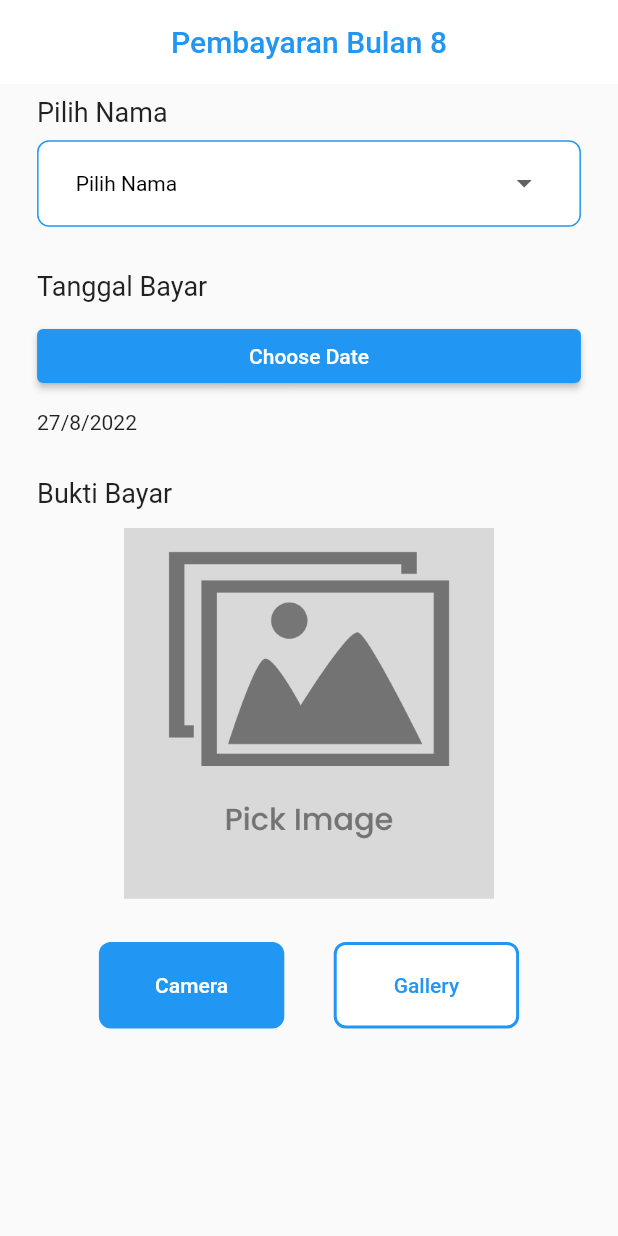
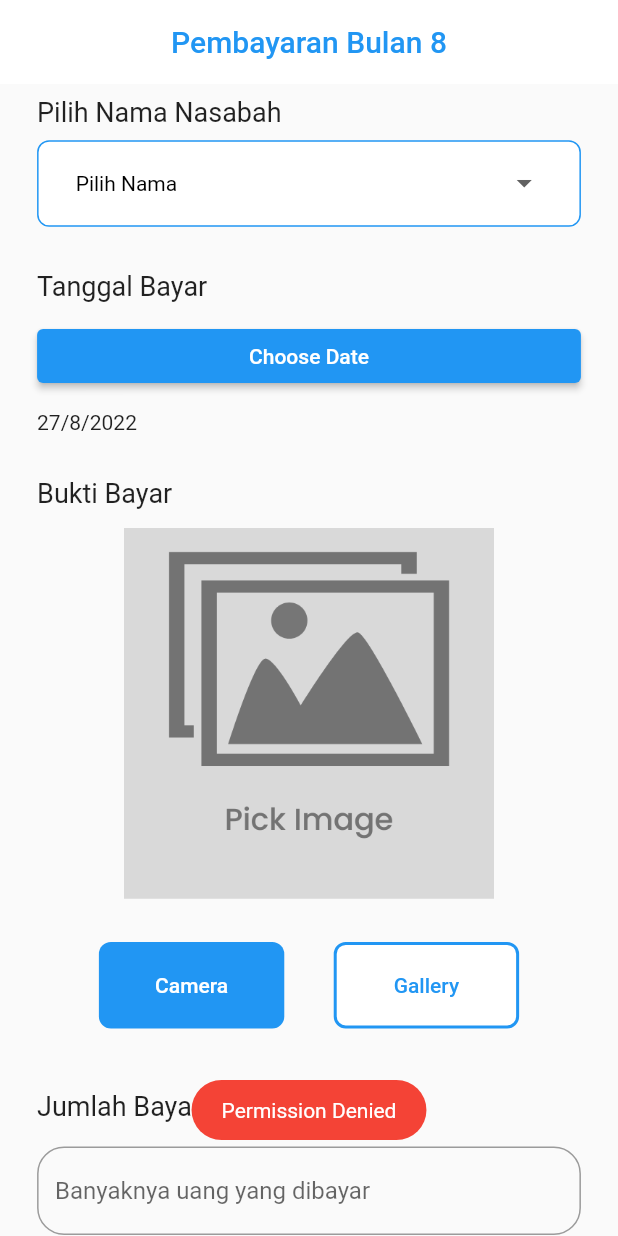
Before and after one commit to Madeean/MadeeKan, a Flutter app: the AddPembayaran screen opened directly, after a tap on "Camera", on a phone screen of 412 x 824 dp. Run offline on Flutter 3.47's test engine with Material 2 defaults, Android fonts, the phone set to English and light mode, and no system bars; our stand-ins replace bloc, equatable, flutter_bloc, fluttertoast, image_picker, permission_handler.

Commit message:
ui bayar

```diff
--- a/lib/Home/add_pembayaran.dart
+++ b/lib/Home/add_pembayaran.dart
@@ -3,7 +3,12 @@ import 'dart:io';
 import 'dart:async';
 
 import 'package:flutter/material.dart';
+import 'package:fluttertoast/fluttertoast.dart';
 import 'package:image_picker/image_picker.dart';
+import 'package:madee_kan/Widgets/loading_button.dart';
+import 'package:permission_handler/permission_handler.dart';
+
+import 'home_page.dart';
 
 class AddPembayaran extends StatefulWidget {
   const AddPembayaran({Key? key}) : super(key: key);
@@ -16,6 +21,8 @@ class _AddPembayaranState extends State<AddPembayaran> {
   DateTime selectedDate = DateTime.now();
   TimeOfDay startTime = TimeOfDay.now();
   TimeOfDay endTime = TimeOfDay.now();
+
+  bool isLoading = false;
 
   String? _currentName;
 
@@ -51,6 +58,16 @@ class _AddPembayaranState extends State<AddPembayaran> {
       });
   }
 
+  Future<bool> checkAndRequestCameraPermissions() async {
+    var status = await Permission.camera.status;
+    print(status);
+    if (status.isGranted) {
+      return false;
+    } else {
+      return true;
+    }
+  }
+
   File? selectedImage;
   String base64Image = "";
 
@@ -58,9 +75,16 @@ class _AddPembayaranState extends State<AddPembayaran> {
     var image;
     final ImagePicker pick = ImagePicker();
     if (type == "camera") {
-      image = await pick.getImage(
-        source: ImageSource.camera,
-      );
+      if (await checkAndRequestCameraPermissions()) {
+        image = await pick.getImage(
+          source: ImageSource.camera,
+        );
+      } else {
+        Fluttertoast.showToast(
+            msg: "Permission Denied",
+            backgroundColor: Colors.red,
+            textColor: Colors.white);
+      }
     } else {
       image = await pick.getImage(
         source: ImageSource.gallery,
@@ -91,7 +115,7 @@ class _AddPembayaranState extends State<AddPembayaran> {
         crossAxisAlignment: CrossAxisAlignment.start,
         children: [
           Text(
-            "Pilih Nama",
+            "Pilih Nama Nasabah",
             style: TextStyle(
               fontSize: 18,
             ),
@@ -267,8 +291,95 @@ class _AddPembayaranState extends State<AddPembayaran> {
     );
   }
 
+  Widget jumlahBayar(context) {
+    final width = MediaQuery.of(context).size.width;
+    final height = MediaQuery.of(context).size.height;
+    return Container(
+      margin: EdgeInsets.only(
+        top: height * 0.05,
+        left: width * 0.06,
+        right: width * 0.06,
+      ),
+      child: Column(
+        crossAxisAlignment: CrossAxisAlignment.start,
+        children: [
+          Text(
+            'Jumlah Bayar',
+            style: TextStyle(
+              fontSize: 18,
+            ),
+          ),
+          SizedBox(
+            height: height * 0.02,
+          ),
+          TextFormField(
+            keyboardType: TextInputType.number,
+            cursorColor: Colors.black,
+            // controller: controller,
+            decoration: InputDecoration(
+              hintText: "Banyaknya uang yang dibayar",
+              border: OutlineInputBorder(
+                borderRadius: BorderRadius.circular(
+                  18,
+                ),
+              ),
+              focusedBorder: OutlineInputBorder(
+                // borderRadius: BorderRadius.circular(18),
+                borderSide: BorderSide(color: Colors.blue),
+              ),
+            ),
+          ),
+        ],
+      ),
+    );
+  }
+
+  Widget btnStore() {
+    final width = MediaQuery.of(context).size.width;
+    final height = MediaQuery.of(context).size.height;
+    return Center(
+      child: isLoading
+          ? LoadingButton(
+              margin: EdgeInsets.only(top: height * 0.05),
+            )
+          : Container(
+              width: width * .5,
+              height: height * .09,
+              margin: EdgeInsets.only(top: height * 0.05),
+              decoration: BoxDecoration(
+                color: Colors.blue,
+                borderRadius: BorderRadius.circular(
+                  18,
+                ),
+              ),
+              child: TextButton(
+                onPressed: () {
+                  print('s');
+                  setState(() {
+                    isLoading = true;
+                  });
+                  Timer(Duration(seconds: 2), () {
+                    setState(() {
+                      isLoading = false;
+                    });
+                  });
+                },
+                child: Text(
+                  'Simpan Data',
+                  style: TextStyle(
+                      color: Colors.white,
+                      fontSize: 20,
+                      fontWeight: FontWeight.w500),
+                ),
+              ),
+            ),
+    );
+  }
+
   @override
   Widget build(BuildContext context) {
+    final width = MediaQuery.of(context).size.width;
+    final height = MediaQuery.of(context).size.height;
     DateTime today = DateTime.now();
     return Scaffold(
       appBar: AppBar(
@@ -291,6 +402,11 @@ class _AddPembayaranState extends State<AddPembayaran> {
               PilihNama(context),
               pilihTanggalBayar(context),
               buktiBayar(context),
+              jumlahBayar(context),
+              btnStore(),
+              SizedBox(
+                height: height * 0.1,
+              )
             ],
           )
         ],
--- a/lib/Widgets/custom_card_home.dart
+++ b/lib/Widgets/custom_card_home.dart
@@ -13,9 +13,9 @@ class _CustomCardHomeState extends State<CustomCardHome> {
     final width = MediaQuery.of(context).size.width;
     final height = MediaQuery.of(context).size.height;
     return Container(
-      margin: EdgeInsets.only(top: width * 0.06),
+      margin: EdgeInsets.only(top: height * 0.06),
       width: double.infinity,
-      height: height * 0.24,
+      height: height * 0.4,
       decoration: BoxDecoration(
         color: Colors.white,
         borderRadius: BorderRadius.circular(16),
@@ -66,7 +66,7 @@ class _CustomCardHomeState extends State<CustomCardHome> {
             ],
           ),
           Container(
-            margin: EdgeInsets.only(top: width * 0.03),
+            margin: EdgeInsets.only(top: height * 0.03),
             child: Center(
               child: Text(
                 'Rp. 100.000',
@@ -77,13 +77,13 @@ class _CustomCardHomeState extends State<CustomCardHome> {
             ),
           ),
           Padding(
-            padding: EdgeInsets.only(top: width * 0.06),
+            padding: EdgeInsets.only(top: height * 0.06),
             child: Row(
               mainAxisAlignment: MainAxisAlignment.spaceAround,
               children: [
                 Container(
                   width: width * 0.3,
-                  height: width * .11,
+                  height: height * .11,
                   decoration: BoxDecoration(
                     color: Colors.blue,
                     borderRadius: BorderRadius.circular(16),
@@ -100,7 +100,7 @@ class _CustomCardHomeState extends State<CustomCardHome> {
                 ),
                 Container(
                   width: width * 0.35,
-                  height: width * .11,
+                  height: height * .11,
                   decoration: BoxDecoration(
                     color: Colors.indigo,
                     borderRadius: BorderRadius.circular(16),
--- a/pubspec.yaml
+++ b/pubspec.yaml
@@ -41,6 +41,9 @@ dependencies:
   provider: ^6.0.3
   flutter_bloc: ^7.0.1
   image_picker: ^0.8.4
+  permission_handler: ^9.0.2
+  fluttertoast: ^8.0.9
+
 
 dev_dependencies:
   flutter_test:
```
Also changed, not shown: pubspec.lock, 3 other files.
